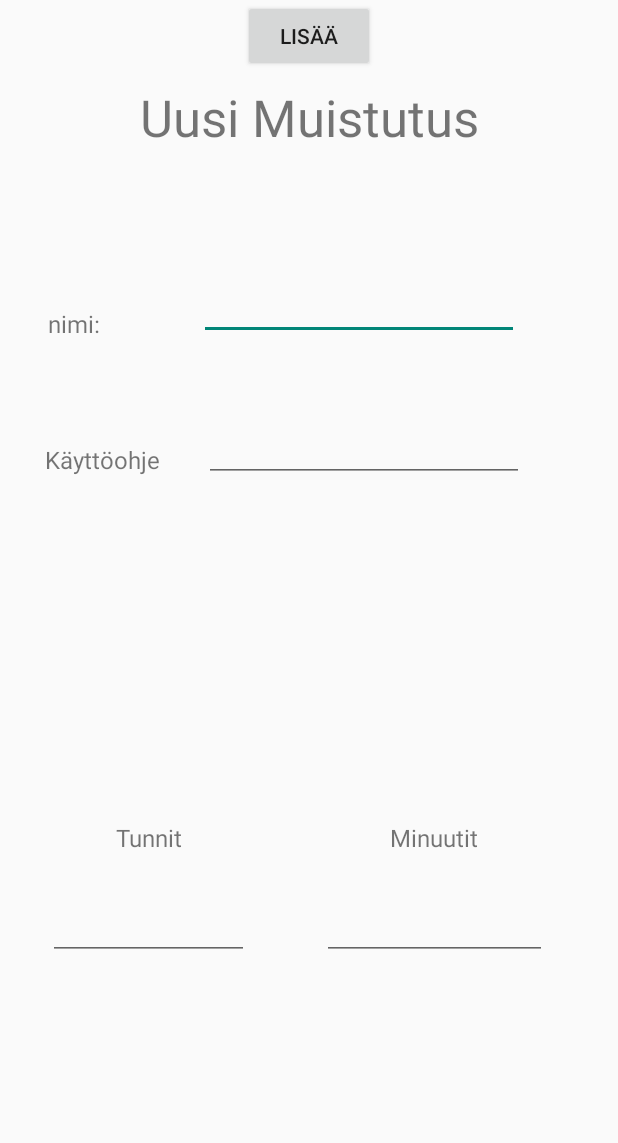
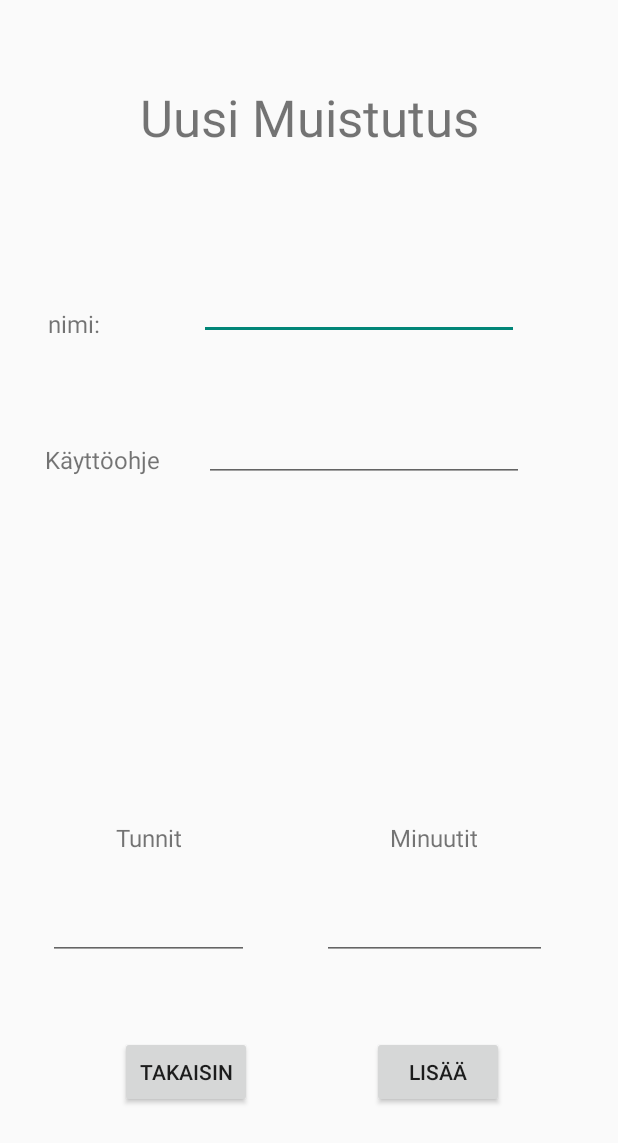
Before and after one commit to suokiiski/Laakepaivakirja, an Android app: the LisaaActivity screen opened directly, with no data from a screen before it, on a phone screen of 412 x 824 dp. Shown: the top 1143 px of the screen. Run offline under Robolectric (Android 15) with nearby library versions, the phone set to English and light mode, and no system bars.

Commit message:
Fuck yeah!

```diff
--- a/app/src/main/java/com/example/laakepaivakirja/LisaaActivity.java
+++ b/app/src/main/java/com/example/laakepaivakirja/LisaaActivity.java
@@ -52,4 +52,9 @@ public class LisaaActivity extends AppCompatActivity {
             return;
         }
     }
+
+    public void goToMain (View v) {
+        Intent returnBack = new Intent (this, MainActivity.class);
+        startActivity(returnBack);
+    }
 }
--- a/app/src/main/res/layout/activity_lisaa.xml
+++ b/app/src/main/res/layout/activity_lisaa.xml
@@ -110,11 +110,13 @@
         android:id="@+id/sendButt"
         android:layout_width="wrap_content"
         android:layout_height="wrap_content"
+        android:layout_marginEnd="76dp"
         android:onClick="sendData"
         android:text="Lisää"
+        app:layout_constraintBottom_toBottomOf="parent"
         app:layout_constraintEnd_toEndOf="parent"
-        app:layout_constraintStart_toStartOf="parent"
-        tools:layout_editor_absoluteY="593dp" />
+        app:layout_constraintTop_toTopOf="parent"
+        app:layout_constraintVertical_bias="0.89" />
 
     <TextView
         android:id="@+id/errorMsg"
@@ -124,4 +126,16 @@
         app:layout_constraintEnd_toEndOf="parent"
         app:layout_constraintStart_toStartOf="parent"
         app:layout_constraintTop_toBottomOf="@+id/sendButt" />
+
+    <Button
+        android:id="@+id/backButt"
+        android:layout_width="wrap_content"
+        android:layout_height="wrap_content"
+        android:onClick="goToMain"
+        android:text="Takaisin"
+        app:layout_constraintBottom_toBottomOf="parent"
+        app:layout_constraintEnd_toStartOf="@+id/sendButt"
+        app:layout_constraintStart_toStartOf="parent"
+        app:layout_constraintTop_toTopOf="parent"
+        app:layout_constraintVertical_bias="0.89" />
 </androidx.constraintlayout.widget.ConstraintLayout>
```
Also changed, not shown: app/src/main/java/com/example/laakepaivakirja/Medicine.java (+8 -4 lines).
